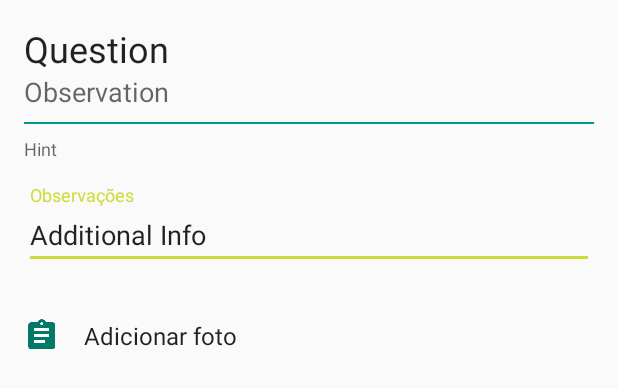
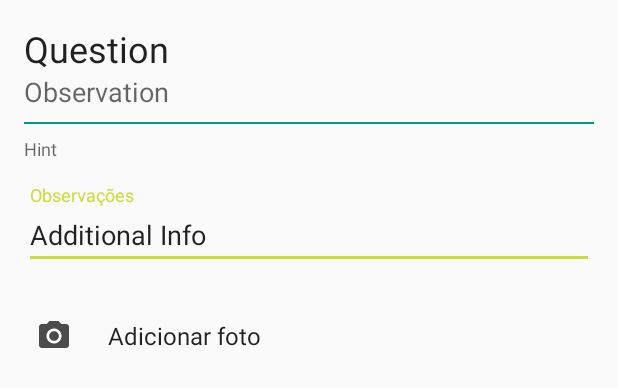
Before and after one commit to hick209/TechForm, an Android app: the layout fragment_question.xml on its own in the app's theme, with its tools: preview values and no code run, on a phone screen of 412 x 824 dp. Shown: the top 388 px of the screen. Run offline under Robolectric (Android 15) with nearby library versions, the phone set to English and light mode, and no system bars; network calls fail.

Commit message:
Image for camera action

```diff
--- a/app/src/main/res/layout/fragment_question.xml
+++ b/app/src/main/res/layout/fragment_question.xml
@@ -89,10 +89,10 @@
 				android:drawablePadding="16dp"
 				android:background="?android:selectableItemBackground"
 				app:onClickListener="@{viewModel.attachPicture}"
-				app:iconStart="@{viewModel.picture ?? @drawable/ic_action_assignment}"
+				app:iconStart="@{viewModel.picture ?? @drawable/ic_image_photo_camera}"
 				style="@style/TextAppearance.AppCompat.Subhead"
 				tools:text="@string/action_form_addPicture"
-				tools:drawableStart="@drawable/ic_action_assignment"/>
+				tools:drawableStart="@drawable/ic_image_photo_camera"/>
 		</LinearLayout>
 	</ScrollView>
 
```
Also changed, not shown: app/src/main/res/drawable-hdpi/ic_image_photo_camera.png (added), app/src/main/res/drawable-mdpi/ic_image_photo_camera.png (added), app/src/main/res/drawable-xhdpi/ic_image_photo_camera.png (added), app/src/main/res/drawable-xxhdpi/ic_image_photo_camera.png (added), app/src/main/res/drawable-xxxhdpi/ic_image_photo_camera.png (added).
